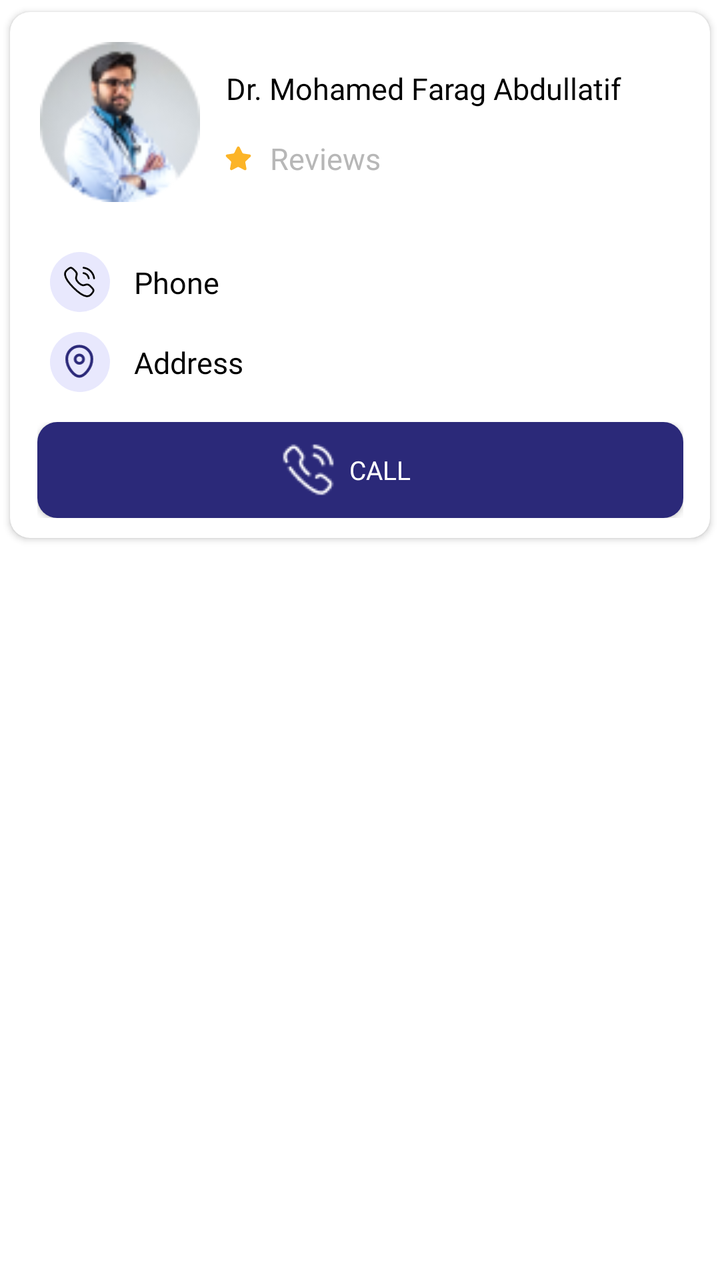
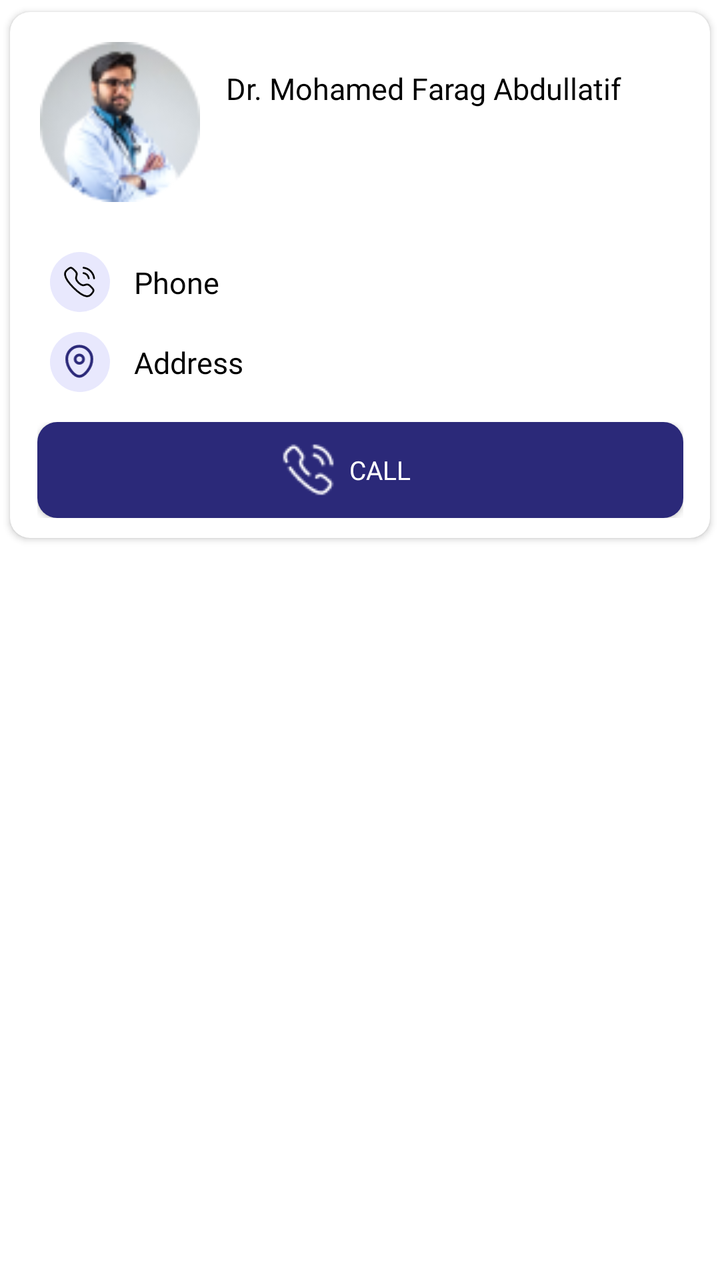

The first picture is an Android layout as it rendered before a commit; the second is the same layout after the commit. The layout source and the unified diff follow.
<!-- AndroidManifest.xml: application theme Theme.NewDesign -->
<!-- res/layout/item_layout_health.xml -->
<?xml version="1.0" encoding="utf-8"?>
<layout xmlns:android="http://schemas.android.com/apk/res/android"
    xmlns:app="http://schemas.android.com/apk/res-auto">

    <androidx.constraintlayout.widget.ConstraintLayout
        android:layout_width="match_parent"
        android:layout_height="wrap_content">

        <androidx.cardview.widget.CardView
            android:id="@+id/cardview"
            android:layout_width="match_parent"
            android:layout_height="wrap_content"
            app:cardCornerRadius="10dp"
            app:cardUseCompatPadding="true"
            app:layout_constraintEnd_toEndOf="parent"
            app:layout_constraintStart_toStartOf="parent"
            app:layout_constraintTop_toTopOf="parent">

            <androidx.constraintlayout.widget.ConstraintLayout
                android:id="@+id/layput_services"
                android:layout_width="match_parent"
                android:layout_height="match_parent"
                android:padding="5dp">

                <androidx.constraintlayout.widget.ConstraintLayout
                    android:id="@+id/layout_doctorsDetail"
                    android:layout_width="match_parent"
                    android:layout_height="wrap_content"
                    android:layout_margin="10dp"
                    app:layout_constraintEnd_toEndOf="parent"
                    app:layout_constraintStart_toStartOf="parent"
                    app:layout_constraintTop_toTopOf="parent">

                    <com.google.android.material.imageview.ShapeableImageView
                        android:id="@+id/iv_doctorProfile"
                        android:layout_width="80dp"
                        android:layout_height="80dp"
                        android:src="@drawable/ic_docspecialization"
                        app:layout_constraintStart_toStartOf="parent"
                        app:layout_constraintTop_toTopOf="parent" />

                    <androidx.appcompat.widget.AppCompatTextView
                        android:id="@+id/tv_doctorName"
                        android:layout_width="0dp"
                        android:layout_height="wrap_content"
                        android:layout_marginStart="10dp"
                        android:layout_marginTop="10dp"
                        android:layout_marginEnd="15dp"
                        android:fontFamily="@font/avenirltstd_roman"
                        android:gravity="start"
                        android:padding="3dp"
                        android:text="Dr. Mohamed Farag Abdullatif"
                        android:textColor="@color/black"
                        android:textSize="15sp"
                        app:layout_constraintEnd_toEndOf="parent"
                        app:layout_constraintStart_toEndOf="@+id/iv_doctorProfile"
                        app:layout_constraintTop_toTopOf="@+id/iv_doctorProfile" />

                    <com.google.android.material.imageview.ShapeableImageView
                        android:id="@+id/iv_star"
                        android:layout_width="18dp"
                        android:layout_height="15dp"
                        android:layout_marginStart="10dp"
                        android:adjustViewBounds="true"
                        android:src="@drawable/ic_star"
                        app:layout_constraintBottom_toBottomOf="parent"
                        app:layout_constraintStart_toEndOf="@+id/iv_doctorProfile"
                        app:layout_constraintTop_toBottomOf="@+id/tv_doctorName" />

                    <androidx.appcompat.widget.AppCompatTextView
                        android:id="@+id/tv_Reviews"
                        android:layout_width="0dp"
                        android:layout_height="wrap_content"
                        android:layout_marginStart="5dp"
                        android:fontFamily="@font/avenirltstd_roman"
                        android:gravity="start"
                        android:padding="2dp"
                        android:text="@string/reviews"
                        android:textColor="@color/gray"
                        android:textSize="15sp"
                        app:layout_constraintBottom_toBottomOf="parent"
                        app:layout_constraintStart_toEndOf="@+id/iv_star"
                        app:layout_constraintTop_toBottomOf="@+id/tv_doctorName" />

                </androidx.constraintlayout.widget.ConstraintLayout>


                <androidx.constraintlayout.widget.ConstraintLayout
                    android:id="@+id/layout_Subspecialization"
                    android:layout_width="match_parent"
                    android:layout_height="wrap_content"
                    android:layout_marginTop="10dp"
                    android:padding="5dp"
                    app:layout_constraintTop_toBottomOf="@+id/layout_doctorsDetail">

                    <androidx.constraintlayout.widget.ConstraintLayout
                        android:id="@+id/layout_Sub_specialization"
                        android:layout_width="30dp"
                        android:layout_height="30dp"
                        android:layout_marginTop="10dp"
                        android:layout_marginStart="10dp"
                        android:background="@drawable/bg_image_circle"
                        app:layout_constraintStart_toStartOf="parent"
                        app:layout_constraintTop_toTopOf="parent">

                        <com.google.android.material.imageview.ShapeableImageView
                            android:id="@+id/iv_sub_specialization"
                            android:layout_width="18dp"
                            android:layout_height="18dp"
                            android:adjustViewBounds="true"
                            android:src="@drawable/ic_callus"
                            app:layout_constraintBottom_toBottomOf="parent"
                            app:layout_constraintEnd_toEndOf="parent"
                            app:layout_constraintStart_toStartOf="parent"
                            app:layout_constraintTop_toTopOf="parent" />
                    </androidx.constraintlayout.widget.ConstraintLayout>

                    <androidx.appcompat.widget.AppCompatTextView
                        android:id="@+id/tv_sub_specialization"
                        android:layout_width="0dp"
                        android:layout_height="wrap_content"
                        android:layout_marginStart="10dp"
                        android:layout_marginTop="10dp"
                        android:layout_marginEnd="15dp"
                        android:fontFamily="@font/avenirltstd_roman"
                        android:gravity="end"
                        android:padding="2dp"
                        android:text=""
                        android:textColor="@color/black"
                        android:textSize="15sp"
                        app:layout_constraintEnd_toEndOf="parent"
                        app:layout_constraintStart_toEndOf="@+id/sub_specialization"
                        app:layout_constraintBottom_toBottomOf="parent"
                       app:layout_constraintTop_toTopOf="parent" />
                    <androidx.appcompat.widget.AppCompatTextView
                            android:id="@+id/sub_specialization"
                            android:layout_width="wrap_content"
                            android:layout_height="wrap_content"
                            android:layout_marginStart="10dp"
                            android:layout_marginTop="10dp"
                            android:fontFamily="@font/avenirltstd_roman"
                            android:gravity="start"
                            android:padding="2dp"
                            android:text="@string/phone"
                            android:textColor="@color/black"
                            android:textSize="15sp"
                            app:layout_constraintStart_toEndOf="@+id/layout_Sub_specialization"
                            app:layout_constraintBottom_toBottomOf="@+id/layout_Sub_specialization"
                            app:layout_constraintTop_toTopOf="parent" />


                </androidx.constraintlayout.widget.ConstraintLayout>
                <androidx.constraintlayout.widget.ConstraintLayout
                    android:id="@+id/Address"
                    android:layout_width="match_parent"
                    android:layout_height="wrap_content"
                    android:padding="5dp"
                    app:layout_constraintTop_toBottomOf="@+id/layout_Subspecialization">

                    <androidx.constraintlayout.widget.ConstraintLayout
                        android:id="@+id/layout_Address"
                        android:layout_width="30dp"
                        android:layout_height="30dp"
                        android:layout_marginStart="10dp"
                        android:background="@drawable/bg_image_circle"
                        app:layout_constraintStart_toStartOf="parent"
                        app:layout_constraintTop_toTopOf="parent">

                        <com.google.android.material.imageview.ShapeableImageView
                            android:id="@+id/iv_Address"
                            android:layout_width="18dp"
                            android:layout_height="18dp"
                            android:adjustViewBounds="true"
                            android:src="@drawable/ic_location"
                            app:layout_constraintBottom_toBottomOf="parent"
                            app:layout_constraintEnd_toEndOf="parent"
                            app:layout_constraintStart_toStartOf="parent"
                            app:layout_constraintTop_toTopOf="parent" />
                    </androidx.constraintlayout.widget.ConstraintLayout>

                    <androidx.appcompat.widget.AppCompatTextView
                        android:id="@+id/tv_Address"
                        android:layout_width="0dp"
                        android:layout_height="wrap_content"
                        android:layout_marginStart="10dp"
                        android:layout_marginEnd="15dp"
                        android:fontFamily="@font/avenirltstd_roman"
                        android:gravity="end"
                        android:padding="3dp"
                        android:text=""
                        android:textColor="@color/black"
                        android:textSize="13sp"
                        app:layout_constraintEnd_toEndOf="parent"
                        app:layout_constraintStart_toEndOf="@+id/address"
                        app:layout_constraintBottom_toBottomOf="parent"
                        app:layout_constraintTop_toTopOf="parent" />
                    <androidx.appcompat.widget.AppCompatTextView
                            android:id="@+id/address"
                            android:layout_width="wrap_content"
                            android:layout_height="wrap_content"
                            android:layout_marginStart="10dp"
                            android:fontFamily="@font/avenirltstd_roman"
                            android:gravity="start"
                            android:padding="2dp"
                            android:text="@string/address"
                            android:textColor="@color/black"
                            android:textSize="15sp"
                            app:layout_constraintStart_toEndOf="@+id/layout_Address"
                            app:layout_constraintBottom_toBottomOf="@+id/layout_Address"
                            app:layout_constraintTop_toTopOf="parent" />

                </androidx.constraintlayout.widget.ConstraintLayout>
                <androidx.constraintlayout.widget.ConstraintLayout
                    android:id="@+id/Waiting_Time"
                    android:layout_width="match_parent"
                    android:layout_height="wrap_content"
                    android:padding="5dp"
                    android:visibility="gone"
                    app:layout_constraintTop_toBottomOf="@+id/Address">

                    <androidx.constraintlayout.widget.ConstraintLayout
                        android:id="@+id/layout_Waiting_Time"
                        android:layout_width="30dp"
                        android:layout_height="30dp"
                        android:layout_marginStart="10dp"
                        android:background="@drawable/bg_image_circle"
                        app:layout_constraintStart_toStartOf="parent"
                        app:layout_constraintTop_toTopOf="parent">

                        <com.google.android.material.imageview.ShapeableImageView
                            android:id="@+id/iv_WaitingTime"
                            android:layout_width="18dp"
                            android:layout_height="18dp"
                            android:adjustViewBounds="true"
                            android:src="@drawable/ic_watingtime"
                            app:layout_constraintBottom_toBottomOf="parent"
                            app:layout_constraintEnd_toEndOf="parent"
                            app:layout_constraintStart_toStartOf="parent"
                            app:layout_constraintTop_toTopOf="parent" />
                    </androidx.constraintlayout.widget.ConstraintLayout>

                    <androidx.appcompat.widget.AppCompatTextView
                        android:id="@+id/tv_WaitingTime"
                        android:layout_width="0dp"
                        android:layout_height="wrap_content"
                        android:layout_marginStart="10dp"
                        android:layout_marginEnd="15dp"
                        android:fontFamily="@font/avenirltstd_roman"
                        android:gravity="start"
                        android:padding="2dp"
                        android:text="@string/waiting_time"
                        android:textColor="@color/black"
                        android:textSize="15sp"
                        app:layout_constraintEnd_toEndOf="parent"
                        app:layout_constraintStart_toEndOf="@+id/layout_Waiting_Time"
                        app:layout_constraintBottom_toBottomOf="@+id/layout_Waiting_Time"
                        app:layout_constraintTop_toTopOf="parent" />

                </androidx.constraintlayout.widget.ConstraintLayout>
                <androidx.constraintlayout.widget.ConstraintLayout
                    android:id="@+id/Fees"
                    android:layout_width="match_parent"
                    android:layout_height="wrap_content"
                    android:padding="5dp"
                    android:visibility="gone"
                    app:layout_constraintTop_toBottomOf="@+id/Waiting_Time">

                    <androidx.constraintlayout.widget.ConstraintLayout
                        android:id="@+id/layout_Fees"
                        android:layout_width="30dp"
                        android:layout_height="30dp"
                        android:layout_marginStart="10dp"
                        android:background="@drawable/bg_image_circle"
                        app:layout_constraintStart_toStartOf="parent"
                        app:layout_constraintTop_toTopOf="parent">

                        <com.google.android.material.imageview.ShapeableImageView
                            android:id="@+id/iv_Fees"
                            android:layout_width="18dp"
                            android:layout_height="18dp"
                            android:adjustViewBounds="true"
                            android:src="@drawable/ic_delevary"
                            app:layout_constraintBottom_toBottomOf="parent"
                            app:layout_constraintEnd_toEndOf="parent"
                            app:layout_constraintStart_toStartOf="parent"
                            app:layout_constraintTop_toTopOf="parent" />
                    </androidx.constraintlayout.widget.ConstraintLayout>

                    <androidx.appcompat.widget.AppCompatTextView
                        android:id="@+id/tv_Fees"
                        android:layout_width="0dp"
                        android:layout_height="0dp"
                        android:layout_marginStart="10dp"
                        android:layout_marginEnd="15dp"
                        android:fontFamily="@font/avenirltstd_roman"
                        android:gravity="start"
                        android:padding="2dp"
                        android:textColor="@color/black"
                        android:textSize="15sp"
                        app:layout_constraintEnd_toEndOf="parent"
                        app:layout_constraintStart_toEndOf="@+id/layout_Fees"
                        app:layout_constraintBottom_toBottomOf="@+id/layout_Fees"
                        app:layout_constraintTop_toTopOf="parent" />

                </androidx.constraintlayout.widget.ConstraintLayout>

                <androidx.constraintlayout.widget.ConstraintLayout
                    android:id="@+id/layout"
                    android:layout_width="0dp"
                    android:layout_height="wrap_content"
                    app:layout_constraintEnd_toEndOf="parent"
                    app:layout_constraintStart_toStartOf="parent"
                    app:layout_constraintTop_toBottomOf="@+id/Fees"
                    app:layout_constraintBottom_toBottomOf="parent"
                    android:layout_marginBottom="5dp"
                    app:layout_constraintWidth_percent=".95"
                    android:layout_marginTop="10dp">
                    <androidx.appcompat.widget.AppCompatButton
                        android:id="@+id/btn_booking"
                        android:layout_width="0dp"
                        android:layout_height="wrap_content"
                        android:background="@drawable/bg_chooselang_button"
                        android:fontFamily="@font/avenirltstd_black"
                        android:text="@string/Call"
                        android:textColor="@color/white"
                        android:textSize="13sp"
                        android:drawablePadding="5dp"
                        android:gravity="center_vertical"
                        android:paddingStart="120dp"
                        android:drawableStart="@drawable/ic_call"
                        app:layout_constraintEnd_toEndOf="parent"
                        app:layout_constraintStart_toStartOf="parent"
                        app:layout_constraintTop_toTopOf="parent"
                        />
                </androidx.constraintlayout.widget.ConstraintLayout>





            </androidx.constraintlayout.widget.ConstraintLayout>
        </androidx.cardview.widget.CardView>


    </androidx.constraintlayout.widget.ConstraintLayout>

</layout>
<!-- resources referenced by this layout -->
<resources>
  <color name="black">#FF000000</color>
  <color name="gray">#B7B7B7</color>
  <color name="white">#FFFFFFFF</color>
  <!-- drawable bg_chooselang_button (drawable) -->
  <?xml version="1.0" encoding="utf-8"?>
  <shape xmlns:android="http://schemas.android.com/apk/res/android"
      android:shape="rectangle"
      >
  
      <corners android:radius="10dp"/>
      <solid android:color="@color/blue"/>
  
  
  </shape>
  <!-- drawable bg_image_circle (drawable) -->
  <?xml version="1.0" encoding="utf-8"?>
  <shape xmlns:android="http://schemas.android.com/apk/res/android"
      android:shape="oval"
      >
  
      <solid android:color="@color/color_completeprofile"/>
      <size android:width="50dp" android:height="50dp"/>
  
  </shape>
  <!-- drawable ic_location (drawable) -->
  <vector xmlns:android="http://schemas.android.com/apk/res/android"
      android:width="11dp"
      android:height="13dp"
      android:viewportWidth="11"
      android:viewportHeight="13">
    <path
        android:strokeWidth="1"
        android:pathData="M6.766,5.471C6.766,4.636 6.09,3.96 5.256,3.96C4.422,3.96 3.746,4.636 3.746,5.471C3.746,6.305 4.422,6.981 5.256,6.981C6.09,6.981 6.766,6.305 6.766,5.471Z"
        android:strokeLineJoin="round"
        android:fillColor="#00000000"
        android:fillType="evenOdd"
        android:strokeColor="#2B2979"
        android:strokeLineCap="round"/>
    <path
        android:strokeWidth="1"
        android:pathData="M5.25,11.688C3.499,11.688 0.719,8.642 0.719,5.403C0.719,2.868 2.747,0.813 5.25,0.813C7.752,0.813 9.781,2.868 9.781,5.403C9.781,8.642 7.001,11.688 5.25,11.688Z"
        android:strokeLineJoin="round"
        android:fillColor="#00000000"
        android:fillType="evenOdd"
        android:strokeColor="#2B2979"
        android:strokeLineCap="round"/>
  </vector>
  <!-- drawable ic_watingtime (drawable) -->
  <vector xmlns:android="http://schemas.android.com/apk/res/android"
      android:width="15dp"
      android:height="15dp"
      android:viewportWidth="15"
      android:viewportHeight="15">
    <path
        android:strokeWidth="1"
        android:pathData="M12.838,7.25C12.838,10.337 10.336,12.839 7.25,12.839C4.163,12.839 1.661,10.337 1.661,7.25C1.661,4.164 4.163,1.662 7.25,1.662C10.336,1.662 12.838,4.164 12.838,7.25Z"
        android:strokeLineJoin="round"
        android:fillColor="#00000000"
        android:fillType="evenOdd"
        android:strokeColor="#2B2979"
        android:strokeLineCap="round"/>
    <path
        android:strokeWidth="1"
        android:pathData="M9.323,9.028L7.045,7.669V4.741"
        android:strokeLineJoin="round"
        android:fillColor="#00000000"
        android:strokeColor="#2B2979"
        android:strokeLineCap="round"/>
  </vector>
  <string name="Call">Call</string>
  <string name="address">Address</string>
  <string name="phone">Phone</string>
  <string name="reviews">Reviews</string>
  <string name="waiting_time">Waiting Time</string>
  <style name="Theme.NewDesign" parent="Theme.MaterialComponents.Light.NoActionBar">
          
          <item name="colorPrimary">@color/purple_500</item>
          <item name="colorPrimaryVariant">@color/purple_700</item>
          <item name="colorOnPrimary">@color/white</item>
          
          <item name="colorSecondary">#0639BA</item>
          <item name="colorSecondaryVariant">@color/teal_700</item>
          <item name="colorOnSecondary">@color/black</item>
          
          <item name="android:statusBarColor">?attr/colorPrimaryVariant</item>
          
      </style>
  <color name="blue">#2B2979</color>
  <color name="color_completeprofile">#E8E8FD</color>
  <color name="purple_500">#FF6200EE</color>
  <color name="purple_700">#FF3700B3</color>
  <color name="teal_700">#FF018786</color>
  <!-- unchanged entries left out for length: 5 -->
</resources>

<!-- the commit's change to res/layout/item_layout_health.xml (unified diff, before → after) -->
@@ -63,6 +63,7 @@
                         android:layout_marginStart="10dp"
                         android:adjustViewBounds="true"
                         android:src="@drawable/ic_star"
+                        android:visibility="gone"
                         app:layout_constraintBottom_toBottomOf="parent"
                         app:layout_constraintStart_toEndOf="@+id/iv_doctorProfile"
                         app:layout_constraintTop_toBottomOf="@+id/tv_doctorName" />
@@ -75,6 +76,7 @@
                         android:fontFamily="@font/avenirltstd_roman"
                         android:gravity="start"
                         android:padding="2dp"
+                        android:visibility="gone"
                         android:text="@string/reviews"
                         android:textColor="@color/gray"
                         android:textSize="15sp"
